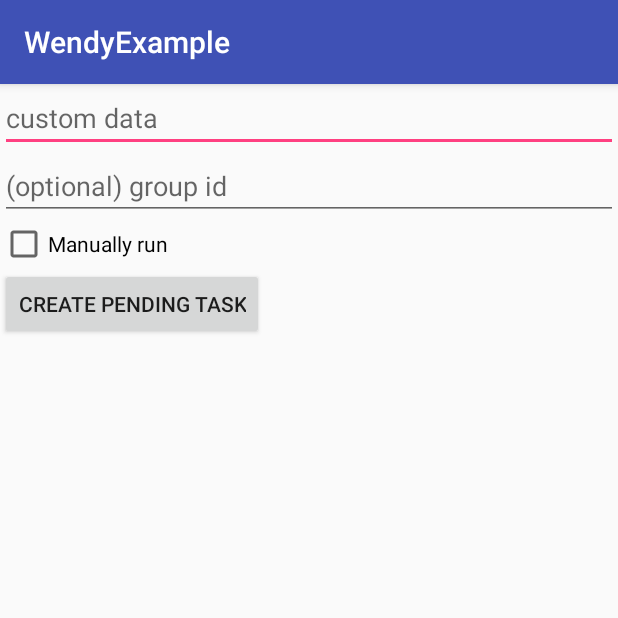
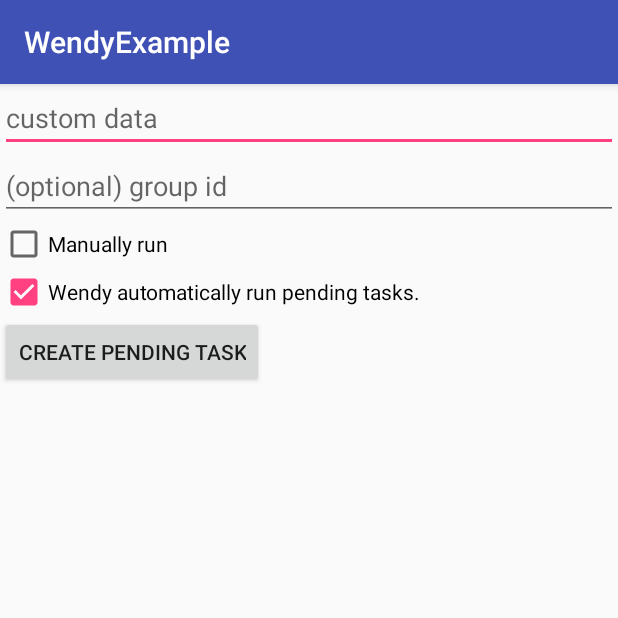
Before and after one commit to levibostian/Wendy-Android, an Android app: the screen it shows after launch (MainActivity), on a phone screen of 412 x 824 dp, the top half of it. Run offline under Robolectric (Android 15) with nearby library versions, the phone set to English and light mode, and no system bars; libraries missing offline, so code that uses them is left out: com.evernote.android, org.jetbrains.anko; 4 statements that could not run were skipped.

Commit message:
Add ability to turn on and off the ability for Wendy to automatically run the added pending tasks.

```diff
--- a/app/src/main/java/com/levibostian/wendyexample/MainActivity.kt
+++ b/app/src/main/java/com/levibostian/wendyexample/MainActivity.kt
@@ -5,6 +5,7 @@ import android.os.Bundle
 import android.os.Handler
 import android.support.v7.widget.LinearLayoutManager
 import android.view.View
+import android.widget.CompoundButton
 
 import com.curiosityio.wendyexample.R
 import com.levibostian.wendy.WendyConfig
@@ -34,6 +35,11 @@ class MainActivity : AppCompatActivity(), TaskRunnerListener {
                 closeKeyboard()
             }
         }
+
+        activity_main_automatically_run_tasks_checkbox.setOnCheckedChangeListener { _, isChecked ->
+            WendyConfig.automaticallyRunTasks = isChecked
+        }
+        WendyConfig.automaticallyRunTasks = activity_main_automatically_run_tasks_checkbox.isChecked
 
         activity_main_tasks_recyclerview.layoutManager = LinearLayoutManager(this)
         refreshListOfTasks()
--- a/app/src/main/res/layout/activity_main.xml
+++ b/app/src/main/res/layout/activity_main.xml
@@ -26,6 +26,13 @@
         android:layout_height="wrap_content"
         android:text="Manually run"/>
 
+    <CheckBox
+        android:id="@+id/activity_main_automatically_run_tasks_checkbox"
+        android:layout_width="wrap_content"
+        android:layout_height="wrap_content"
+        android:checked="true"
+        android:text="Wendy automatically run pending tasks."/>
+
     <LinearLayout
         android:layout_width="match_parent"
         android:layout_height="wrap_content"
--- a/wendy/src/main/java/com/levibostian/wendy/WendyConfig.kt
+++ b/wendy/src/main/java/com/levibostian/wendy/WendyConfig.kt
@@ -12,6 +12,10 @@ import java.lang.ref.WeakReference
 open class WendyConfig {
 
     companion object {
+        /**
+         * Turn on and off the ability for Wendy to automatically run all of the [PendingTask]s set to not manually run for you.
+         */
+        var automaticallyRunTasks: Boolean = true
         /**
          * Turn on and off debug mode. This turns on and off Wendy sending messages to the logcat.
          */
--- a/wendy/src/main/java/com/levibostian/wendy/service/PendingTasksRunner.kt
+++ b/wendy/src/main/java/com/levibostian/wendy/service/PendingTasksRunner.kt
@@ -28,6 +28,11 @@ internal class PendingTasksRunner(val context: Context,
         }
 
     @Synchronized fun runAllTasks() {
+        if (!WendyConfig.automaticallyRunTasks) {
+            LogUtil.d("Wendy configured to not automatically run all tasks. Skipping execution.")
+            return
+        }
+
         LogUtil.d("Getting next task to run.")
         val nextTaskToRun = pendingTasksManager.getNextTask(lastSuccessfulOrFailedTaskId, failedTasksGroups)
 
```
